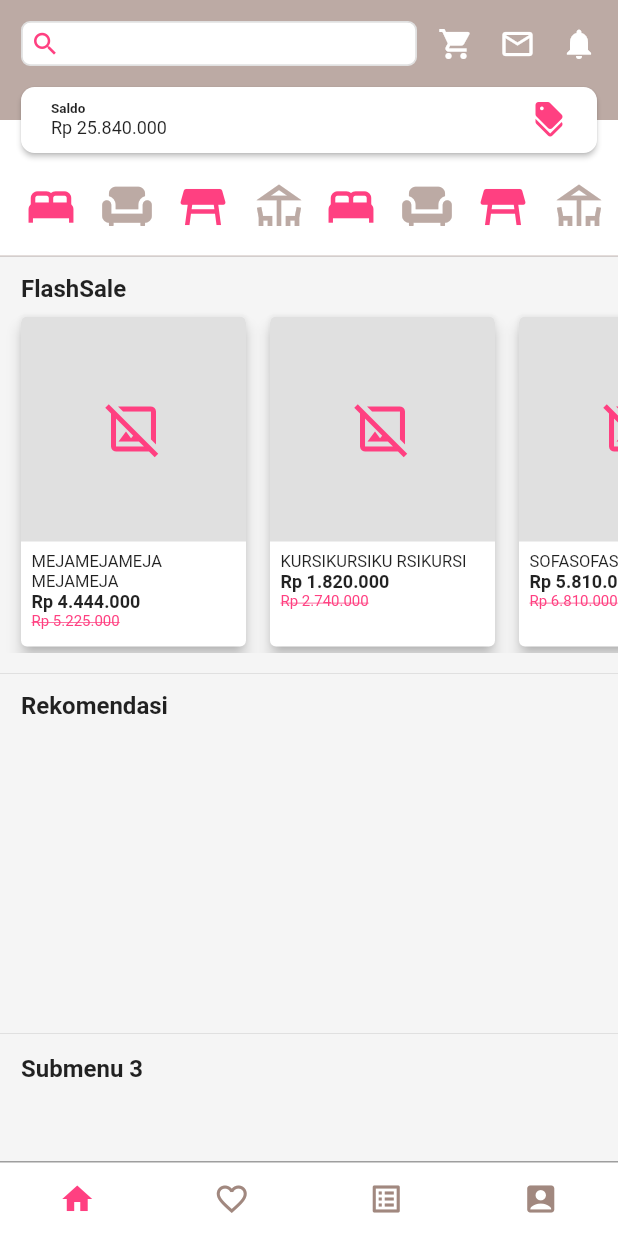
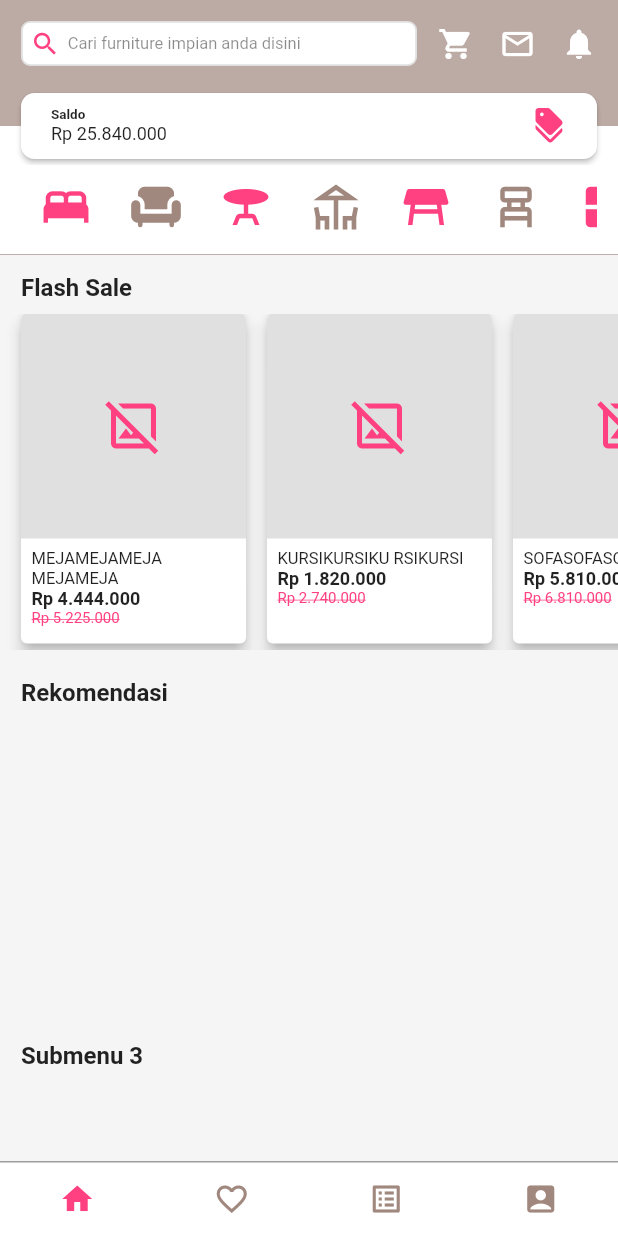
Before and after one commit to dimasidn/toko-furniture-online, a Flutter app: the screen it shows after launch, on a phone screen of 412 x 824 dp. Run offline on Flutter 3.47's test engine with Material 2 defaults, Android fonts, the phone set to English and light mode, and no system bars.

Commit message:
Optimize design

```diff
--- a/lib/main.dart
+++ b/lib/main.dart
@@ -20,7 +20,7 @@
         primarySwatch: Colors.blue,
       ),
       home:
-          const MyDashboard(), //Ketik nama class dari screen lain di sini [ home: namaclass(), ]
+          const HomeScreen(), //Ketik nama class dari screen lain di sini [ home: namaclass(), ]
     );
   }
 }
--- a/lib/screen/dashboard.dart
+++ b/lib/screen/dashboard.dart
@@ -1,34 +1,34 @@
 import 'package:flutter/material.dart';
 
-class MyDashboard extends StatefulWidget {
-  const MyDashboard({Key? key}) : super(key: key);
+class HomeScreen extends StatefulWidget {
+  const HomeScreen({Key? key}) : super(key: key);
 
   @override
-  State<MyDashboard> createState() => _MyDashboardState();
+  State<HomeScreen> createState() => _HomeScreenState();
 }
 
-class _MyDashboardState extends State<MyDashboard> {
-  Widget menutes() {
-    return Container(
-      padding: EdgeInsets.symmetric(horizontal: 6),
-      width: 200,
-      child: Row(
-        mainAxisAlignment: MainAxisAlignment.spaceBetween,
-        children: [
-          Icon(Icons.bed, size: 36, color: Colors.pinkAccent),
-          Icon(Icons.chair, size: 36, color: Colors.brown[200]),
-          Icon(Icons.table_restaurant, size: 36, color: Colors.pinkAccent),
-          Icon(Icons.deck_outlined, size: 36, color: Colors.brown[200])
-        ],
-      ),
-    );
+class _HomeScreenState extends State<HomeScreen> {
+  List<IconData?>? _navbarIcons, _menuAppIcons;
+
+  List<Widget> menuApp(menuLength, currentIndex) {
+    return List<Widget>.generate(menuLength, (index) {
+      return SizedBox(
+          width: 60,
+          height: double.infinity,
+          child: Center(
+              child: Icon(_menuAppIcons![index],
+                  size: 36,
+                  color:
+                      index % 2 == 0 ? Colors.pinkAccent : Colors.brown[300])));
+    });
   }
 
   Widget flashSaleProduct(String namaProduk, String hargaOld, String hargaNew) {
     return Card(
+      margin: const EdgeInsets.only(right: 14, bottom: 4),
       color: Colors.white,
       elevation: 4,
-      child: Container(
+      child: SizedBox(
         height: 220,
         width: 150,
         child: Column(
@@ -39,9 +39,10 @@ class _MyDashboardState extends State<MyDashboard> {
               height: 150,
               width: 150,
               decoration: BoxDecoration(
-                  borderRadius: BorderRadius.vertical(top: Radius.circular(4)),
+                  borderRadius:
+                      const BorderRadius.vertical(top: Radius.circular(4)),
                   color: Colors.grey[300]),
-              child: Icon(Icons.image_not_supported_outlined,
+              child: const Icon(Icons.image_not_supported_outlined,
                   size: 40, color: Colors.pinkAccent),
             ),
             Padding(
@@ -49,12 +50,12 @@ class _MyDashboardState extends State<MyDashboard> {
               child: Column(
                 crossAxisAlignment: CrossAxisAlignment.start,
                 children: [
-                  Text(namaProduk, style: TextStyle(fontSize: 11)),
+                  Text(namaProduk, style: const TextStyle(fontSize: 11)),
                   Text('Rp $hargaNew',
-                      style:
-                          TextStyle(fontSize: 12, fontWeight: FontWeight.bold)),
+                      style: const TextStyle(
+                          fontSize: 12, fontWeight: FontWeight.bold)),
                   Text('Rp $hargaOld',
-                      style: TextStyle(
+                      style: const TextStyle(
                           fontSize: 10,
                           color: Colors.pinkAccent,
                           decoration: TextDecoration.lineThrough)),
@@ -68,46 +69,63 @@ class _MyDashboardState extends State<MyDashboard> {
   }
 
   @override
+  void initState() {
+    super.initState();
+    _navbarIcons = [
+      Icons.home,
+      Icons.favorite_border,
+      Icons.list_alt_outlined,
+      Icons.account_box_rounded
+    ];
+    _menuAppIcons = [
+      Icons.bed,
+      Icons.chair,
+      Icons.table_bar,
+      Icons.deck_outlined,
+      Icons.table_restaurant,
+      Icons.chair_alt,
+      Icons.window,
+      Icons.door_sliding,
+      Icons.door_front_door_outlined,
+      Icons.bathtub_outlined,
+      Icons.bedroom_child,
+      Icons.king_bed_rounded,
+      Icons.kitchen
+    ];
+  }
+
+  @override
   Widget build(BuildContext context) {
-    final sizescreen = MediaQuery.of(context).size;
-    Widget menuIcon(IconData? icon, Color customColor) {
+    Size sizescreen = MediaQuery.of(context).size;
+    List<Widget> navbar(barLength, currentIndex) {
+      return List<Widget>.generate(barLength, (index) {
         return SizedBox(
             width: sizescreen.width / 4,
             height: double.infinity,
-        child: Center(child: Icon(icon, color: customColor)),
-      );
+            child: Center(
+                child: Icon(_navbarIcons![index],
+                    color: currentIndex == index
+                        ? Colors.pinkAccent
+                        : Colors.brown[300])));
+      });
     }
 
     return Scaffold(
-      backgroundColor: Colors.grey[500],
-      body: Stack(
-        alignment: Alignment.topCenter,
-        children: <Widget>[
-          SingleChildScrollView(
-            child: Column(
-              children: <Widget>[
+      backgroundColor: Colors.brown[200],
+      body: Column(
+        mainAxisAlignment: MainAxisAlignment.end,
+        children: [
+          Flexible(
+            child: ListView(
+              primary: true,
+              scrollDirection: Axis.vertical,
+              shrinkWrap: false,
+              children: [
                 Container(
+                  padding: const EdgeInsets.only(
+                      left: 14, right: 14, bottom: 14, top: 14),
                   color: Colors.brown[200],
-                  height: 116 + MediaQuery.of(context).viewPadding.top,
-                  child: Stack(
-                    children: [
-                      Align(
-                        alignment: Alignment.bottomCenter,
-                        child: Container(
-                            color: Colors.white,
-                            height: 36,
-                            width: sizescreen.width),
-                      ),
-                      Align(
-                        alignment: Alignment.topCenter,
-                        child: Padding(
-                          padding: EdgeInsets.only(
-                              top: MediaQuery.of(context).viewPadding.top + 14,
-                              left: 14,
-                              right: 14),
-                          child: Column(
-                            children: [
-                              Row(
+                  child: Row(
                     crossAxisAlignment: CrossAxisAlignment.center,
                     children: [
                       Flexible(
@@ -115,8 +133,7 @@ class _MyDashboardState extends State<MyDashboard> {
                           height: 30,
                           decoration: BoxDecoration(
                               color: Colors.white,
-                                          borderRadius:
-                                              BorderRadius.circular(6),
+                              borderRadius: BorderRadius.circular(6),
                               border: Border.all(
                                   color: Colors.grey.shade300,
                                   width: 1.2,
@@ -124,73 +141,68 @@ class _MyDashboardState extends State<MyDashboard> {
                           child: Row(
                             children: const [
                               Padding(
-                                            padding: EdgeInsets.symmetric(
-                                                horizontal: 5),
-                                            child: Icon(
-                                              Icons.search,
-                                              size: 20,
-                                              color: Colors.pinkAccent,
+                                padding: EdgeInsets.symmetric(horizontal: 5),
+                                child: Icon(Icons.search,
+                                    size: 20, color: Colors.pinkAccent),
+                              ),
+                              Text('Cari furniture impian anda disini',
+                                  style: TextStyle(
+                                      fontSize: 11, color: Colors.black45))
+                            ],
+                          ),
+                        ),
+                      ),
+                      Container(
+                        padding: const EdgeInsets.only(left: 14),
+                        width: 120,
+                        child: Row(
+                          mainAxisAlignment: MainAxisAlignment.spaceBetween,
+                          children: const [
+                            Icon(color: Colors.white, Icons.shopping_cart),
+                            Icon(color: Colors.white, Icons.mail_outline),
+                            Icon(color: Colors.white, Icons.notifications),
+                          ],
                         ),
                       )
                     ],
                   ),
                 ),
-                                  ),
-                                  Container(
-                                    padding: EdgeInsets.only(left: 14),
-                                    width: 120,
-                                    child: Row(
-                                      mainAxisAlignment:
-                                          MainAxisAlignment.spaceBetween,
+                Stack(
                   children: [
-                                        Icon(
-                                            color: Colors.white,
-                                            Icons.shopping_cart),
-                                        Icon(
-                                            color: Colors.white,
-                                            Icons.mail_outline),
-                                        Icon(
-                                            color: Colors.white,
-                                            Icons.notifications),
+                    Column(
+                      children: [
+                        Container(height: 26, color: Colors.brown[200]),
+                        Container(height: 26, color: Colors.white),
                       ],
                     ),
-                                  )
-                                ],
-                              ),
-                              Card(
+                    Padding(
+                      padding: const EdgeInsets.symmetric(horizontal: 10),
+                      child: Card(
                           elevation: 1.5,
                           shape: RoundedRectangleBorder(
                               borderRadius: BorderRadius.circular(9)),
-                                  margin: EdgeInsets.symmetric(vertical: 14),
                           color: Colors.white,
-                                  child: SizedBox(
+                          child: Container(
                             height: 44,
-                                    child: Padding(
                             padding: const EdgeInsets.symmetric(
                                 vertical: 8, horizontal: 20),
                             child: Row(
-                                        mainAxisAlignment:
-                                            MainAxisAlignment.spaceBetween,
-                                        crossAxisAlignment:
-                                            CrossAxisAlignment.center,
+                              mainAxisAlignment: MainAxisAlignment.spaceBetween,
+                              crossAxisAlignment: CrossAxisAlignment.center,
                               children: [
                                 Column(
-                                            crossAxisAlignment:
-                                                CrossAxisAlignment.start,
-                                            mainAxisAlignment:
-                                                MainAxisAlignment.center,
+                                  crossAxisAlignment: CrossAxisAlignment.start,
+                                  mainAxisAlignment: MainAxisAlignment.center,
                                   children: const [
                                     Text('Saldo',
                                         style: TextStyle(
                                             fontSize: 9,
-                                                      fontWeight:
-                                                          FontWeight.bold)),
+                                            fontWeight: FontWeight.bold)),
                                     Text('Rp 25.840.000',
-                                                  style:
-                                                      TextStyle(fontSize: 12))
+                                        style: TextStyle(fontSize: 12))
                                   ],
                                 ),
-                                          Icon(
+                                const Icon(
                                   Icons.discount,
                                   color: Colors.pinkAccent,
                                   size: 24,
@@ -198,19 +210,15 @@ class _MyDashboardState extends State<MyDashboard> {
                                 )
                               ],
                             ),
-                                    ),
-                                  ))
-                            ],
-                          ),
-                        ),
+                          )),
                     ),
                   ],
                 ),
-                ),
                 Container(
-                    height: 55,
+                  height: 60,
                   width: sizescreen.width,
-                    padding: EdgeInsets.only(top: 4, bottom: 20),
+                  padding: const EdgeInsets.only(
+                      top: 10, bottom: 14, left: 14, right: 14),
                   decoration: BoxDecoration(
                       color: Colors.white,
                       border: Border(
@@ -221,53 +229,43 @@ class _MyDashboardState extends State<MyDashboard> {
                   child: SingleChildScrollView(
                     scrollDirection: Axis.horizontal,
                     child: Row(
-                        children: [
-                          SizedBox(width: 10),
-                          menutes(),
-                          menutes(),
-                          menutes(),
-                          menutes(),
-                          SizedBox(width: 10)
-                        ],
+                      children: menuApp(_menuAppIcons!.length, 0),
                     ),
-                    )),
+                  ),
+                ),
                 Container(
                   color: Colors.grey[100],
-                  height: 278,
+                  height: 270,
                   width: sizescreen.width,
                   child: Column(
                     crossAxisAlignment: CrossAxisAlignment.start,
                     children: [
                       const Padding(
-                        padding: EdgeInsets.fromLTRB(14, 12, 0, 5),
-                        child: Text('FlashSale',
+                        padding: EdgeInsets.fromLTRB(14, 12, 0, 8),
+                        child: Text('Flash Sale',
                             style: TextStyle(
                                 fontSize: 16, fontWeight: FontWeight.bold)),
                       ),
                       SingleChildScrollView(
                         scrollDirection: Axis.horizontal,
+                        child: Padding(
+                          padding: const EdgeInsets.only(left: 14),
                           child: Row(
                             children: [
-                            SizedBox(width: 10),
                               flashSaleProduct('MEJAMEJAMEJA MEJAMEJA',
                                   '5.225.000', '4.444.000'),
-                            SizedBox(width: 8),
                               flashSaleProduct('KURSIKURSIKU RSIKURSI',
                                   '2.740.000', '1.820.000'),
-                            SizedBox(width: 8),
                               flashSaleProduct('SOFASOFASOFA SOFASOFA',
                                   '6.810.000', '5.810.000'),
-                            SizedBox(width: 8),
                               flashSaleProduct('LEMARILEMARI LEMARILE',
                                   '9.125.000', '8.250.000'),
-                            SizedBox(width: 8),
-                            flashSaleProduct(
-                                'POTBUNGA POTBUNGA POT', '940.000', '800.000'),
-                            SizedBox(width: 8),
+                              flashSaleProduct('POTBUNGA POTBUNGA POT',
+                                  '940.000', '800.000'),
                               flashSaleProduct('KARPET KULIT HARYMAU',
                                   '99.880.000', '89.990.000'),
-                            SizedBox(width: 10)
                             ],
+                          ),
                         ),
                       )
                     ],
@@ -321,13 +319,10 @@ class _MyDashboardState extends State<MyDashboard> {
                     ],
                   ),
                 ),
-                SizedBox(height: 51)
               ],
             ),
           ),
-          Align(
-            alignment: Alignment.bottomCenter,
-            child: Container(
+          Container(
             height: 50,
             width: sizescreen.width,
             decoration: BoxDecoration(
@@ -338,16 +333,9 @@ class _MyDashboardState extends State<MyDashboard> {
                         width: 1,
                         style: BorderStyle.solid))),
             child: Row(
-                mainAxisSize: MainAxisSize.max,
-                children: [
-                  menuIcon(Icons.home, Colors.pinkAccent),
-                  menuIcon(Icons.favorite_border, Colors.brown.shade300),
-                  menuIcon(Icons.list_alt_outlined, Colors.brown.shade300),
-                  menuIcon(Icons.account_box, Colors.brown.shade300)
-                ],
+              children: navbar(_navbarIcons!.length, 0),
             ),
-            ),
-          ),
+          )
         ],
       ),
     );
```
Lines whose indentation alone changed are shown as unchanged.
